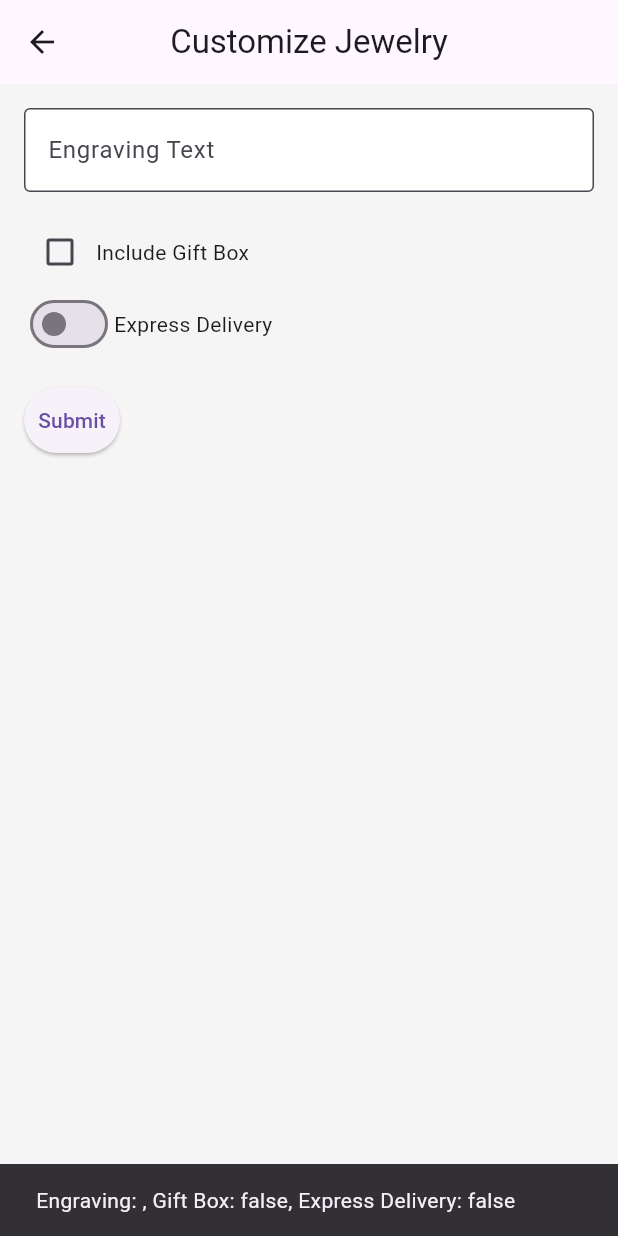
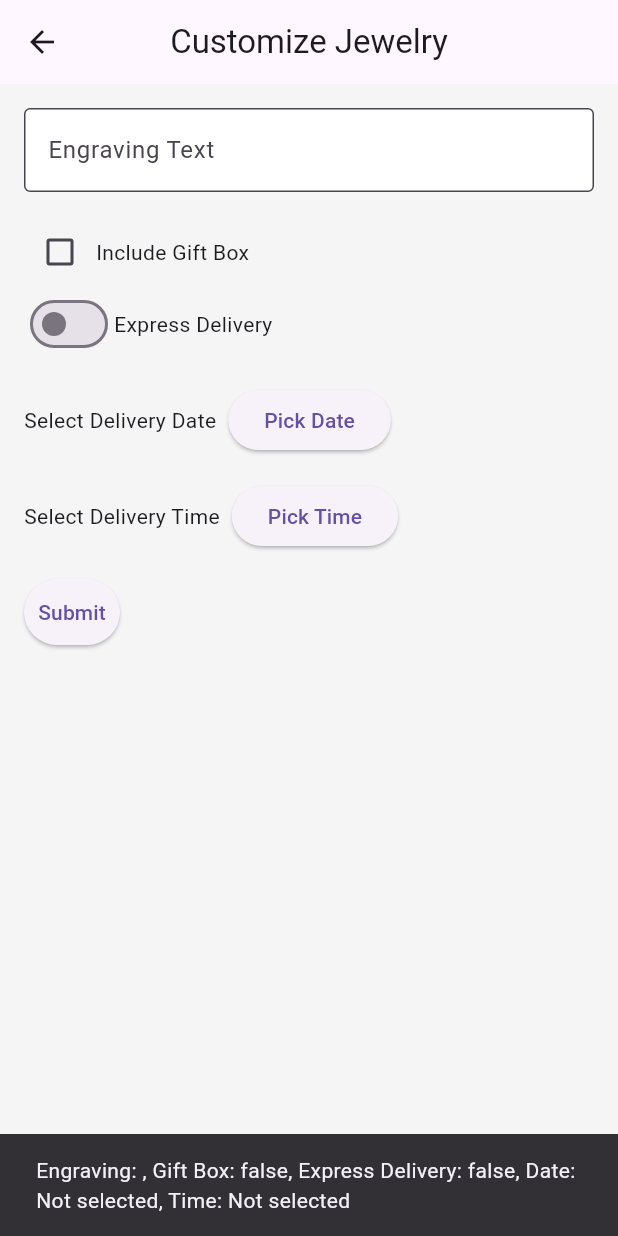
Before and after one commit to agbtndg/PROFE8-Activity3-JewelryApp, a Flutter app: the CustomizationScreen screen opened directly, after a tap on "Submit", on a phone screen of 412 x 824 dp. Run offline on Flutter 3.47's test engine with Material 3 defaults, Android fonts, the phone set to English and light mode, and no system bars.

Commit message:
Add Instruction 8: Date and time picker inputs in customization form

```diff
--- a/lib/customization_screen.dart
+++ b/lib/customization_screen.dart
@@ -10,6 +10,36 @@ class _CustomizationScreenState extends State<CustomizationScreen> {
   String _engravingText = '';
   bool _giftBox = false;
   bool _expressDelivery = false;
+  DateTime? _selectedDate;
+  TimeOfDay? _selectedTime;
+
+  // Function to show date picker
+  Future<void> _pickDate(BuildContext context) async {
+    final DateTime? picked = await showDatePicker(
+      context: context,
+      initialDate: DateTime.now(),
+      firstDate: DateTime.now(),
+      lastDate: DateTime(2026),
+    );
+    if (picked != null && picked != _selectedDate) {
+      setState(() {
+        _selectedDate = picked;
+      });
+    }
+  }
+
+  // Function to show time picker
+  Future<void> _pickTime(BuildContext context) async {
+    final TimeOfDay? picked = await showTimePicker(
+      context: context,
+      initialTime: TimeOfDay.now(),
+    );
+    if (picked != null && picked != _selectedTime) {
+      setState(() {
+        _selectedTime = picked;
+      });
+    }
+  }
 
   @override
   Widget build(BuildContext context) {
@@ -66,14 +96,51 @@ class _CustomizationScreenState extends State<CustomizationScreen> {
                 ],
               ),
               SizedBox(height: 16.0),
+              Row(
+                children: [
+                  Text(
+                    _selectedDate == null
+                        ? 'Select Delivery Date'
+                        : 'Date: ${_selectedDate!.toString().split(' ')[0]}',
+                  ),
+                  SizedBox(width: 8.0),
+                  ElevatedButton(
+                    onPressed: () => _pickDate(context),
+                    child: Text('Pick Date'),
+                  ),
+                ],
+              ),
+              SizedBox(height: 16.0),
+              Row(
+                children: [
+                  Text(
+                    _selectedTime == null
+                        ? 'Select Delivery Time'
+                        : 'Time: ${_selectedTime!.format(context)}',
+                  ),
+                  SizedBox(width: 8.0),
+                  ElevatedButton(
+                    onPressed: () => _pickTime(context),
+                    child: Text('Pick Time'),
+                  ),
+                ],
+              ),
+              SizedBox(height: 16.0),
               ElevatedButton(
                 onPressed: () {
                   if (_formKey.currentState!.validate()) {
                     _formKey.currentState!.save();
+                    String dateStr = _selectedDate == null
+                        ? 'Not selected'
+                        : _selectedDate!.toString().split(' ')[0];
+                    String timeStr = _selectedTime == null
+                        ? 'Not selected'
+                        : _selectedTime!.format(context);
                     ScaffoldMessenger.of(context).showSnackBar(
                       SnackBar(
                         content: Text(
-                          'Engraving: $_engravingText, Gift Box: $_giftBox, Express Delivery: $_expressDelivery',
+                          'Engraving: $_engravingText, Gift Box: $_giftBox, '
+                          'Express Delivery: $_expressDelivery, Date: $dateStr, Time: $timeStr',
                         ),
                       ),
                     );
```
